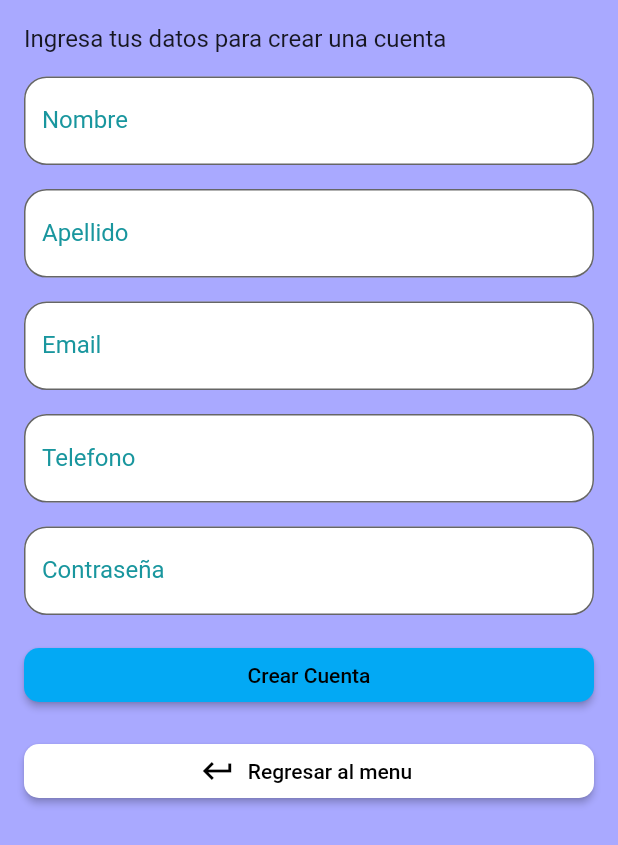
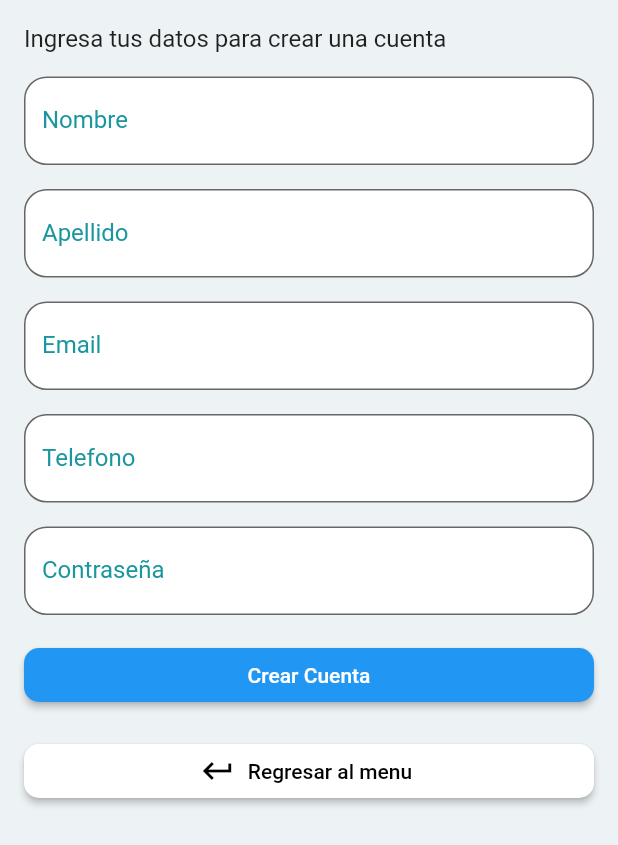
Before and after one commit to ShacoSZ/prueba, a Flutter app: the screen it shows after launch, after a tap on "Iniciar sesión", after a tap on "Registrate Aquí", on a phone screen of 412 x 824 dp. Shown: the top 845 px of the screen. Run offline on Flutter 3.47's test engine with Material 2 defaults, Android fonts, the light colour scheme and no system bars; our stand-ins replace carousel_slider, firebase_auth, firebase_core; accounts and stored records are empty.

Commit message:
mejoras en diseño login y signup

```diff
--- a/lib/main.dart
+++ b/lib/main.dart
@@ -71,7 +71,7 @@
           debugShowCheckedModeBanner: true,
           scrollBehavior: MyCustomScrollBehavior(),
           theme: ThemeData(
-            primarySwatch: Colors.lightBlue,
+            primaryColor: const Color(0xFF04557D),
           ),
           home: isAuth
               ? Scaffold(
--- a/lib/screens/LoginPage.dart
+++ b/lib/screens/LoginPage.dart
@@ -21,7 +21,7 @@
   @override
   Widget build(BuildContext context) {
     return Container(
-        color: const Color(0xFFA9A9FF),
+        color: const Color(0xFFEDF2F5),
         child: ListView(children: [
           Form(
             key: _formKey,
@@ -139,12 +139,16 @@
                       ElevatedButton(
                         onPressed: () => navigateToSignUpScreen(context),
                         style: ElevatedButton.styleFrom(
+                          textStyle: TextStyle(color: Colors.black),
                           shape: RoundedRectangleBorder(
                             borderRadius: BorderRadius.circular(10.0),
                           ),
                           backgroundColor: Colors.white,
                         ),
-                        child: Text('Registrate Aquí'),
+                        child: Text(
+                          'Registrate Aquí',
+                          style: TextStyle(color: Colors.black),
+                        ),
                       )
                     ],
                   ),
--- a/lib/screens/SignUpPage.dart
+++ b/lib/screens/SignUpPage.dart
@@ -31,7 +31,7 @@
   Widget build(BuildContext context) {
     return Scaffold(
         body: Container(
-            color: const Color(0xFFA9A9FF),
+            color: const Color(0xFFEDF2F5),
             child: Form(
                 key: _SignUpKey,
                 child: Padding(
@@ -219,8 +219,14 @@
                                 ),
                                 backgroundColor: Colors.white,
                               ),
-                              icon: Icon(Icons.keyboard_return_sharp),
-                              label: Text('Regresar al menu')),
+                              icon: Icon(
+                                Icons.keyboard_return_sharp,
+                                color: Colors.black,
+                              ),
+                              label: Text(
+                                'Regresar al menu',
+                                style: TextStyle(color: Colors.black),
+                              )),
                         ])))));
   }
 }
```
